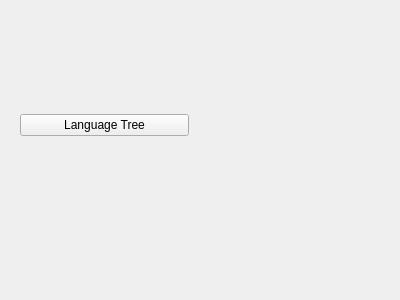
Above: examples/demo/lgtree/client/init.ui from Wolframe/Wolframe before the change. Below: the same form after it.
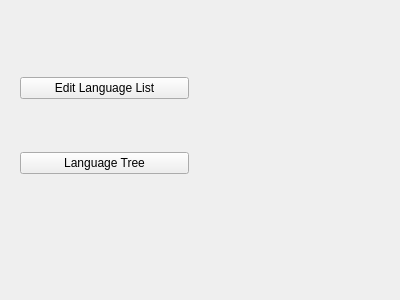
That is the form after the change.

Commit message: added example for communicating results back from a popup window without DB involved

The edit to the form file:
```diff
--- a/examples/demo/lgtree/client/init.ui
+++ b/examples/demo/lgtree/client/init.ui
@@ -23,6 +23,16 @@
     </rect>
    </property>
    <layout class="QVBoxLayout" name="verticalLayout">
+    <item>
+     <widget class="QPushButton" name="pushButton">
+      <property name="text">
+       <string>Edit Language List</string>
+      </property>
+      <property name="form" stdset="0">
+       <string>editLanguageList</string>
+      </property>
+     </widget>
+    </item>
     <item>
      <widget class="QPushButton" name="LanguageList">
       <property name="toolTip">
```
Left out of the diff: 1 changed line with no effect on the pictures. The commit also changes 7 other files.
